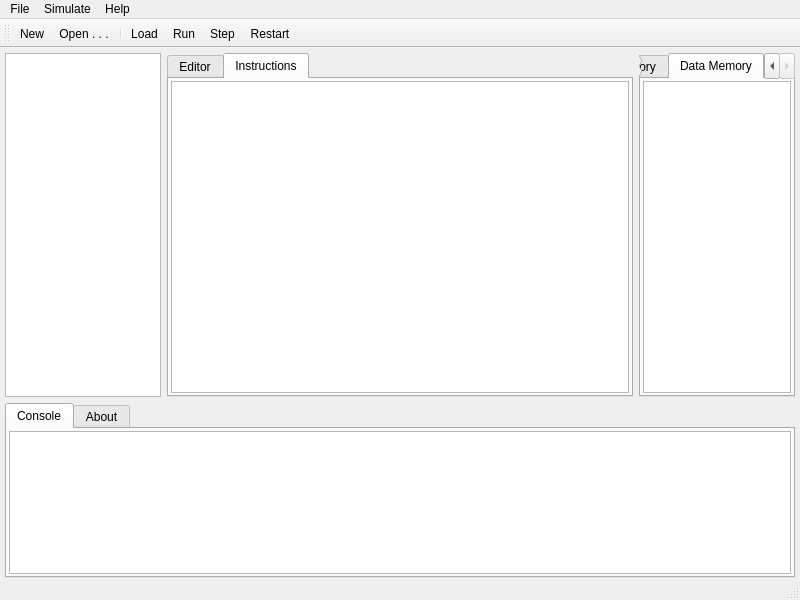
Qt form RISC-V-Playground/view/viewmainwindow.ui (darkvictor13/RISC-V-Playground) before a commit.
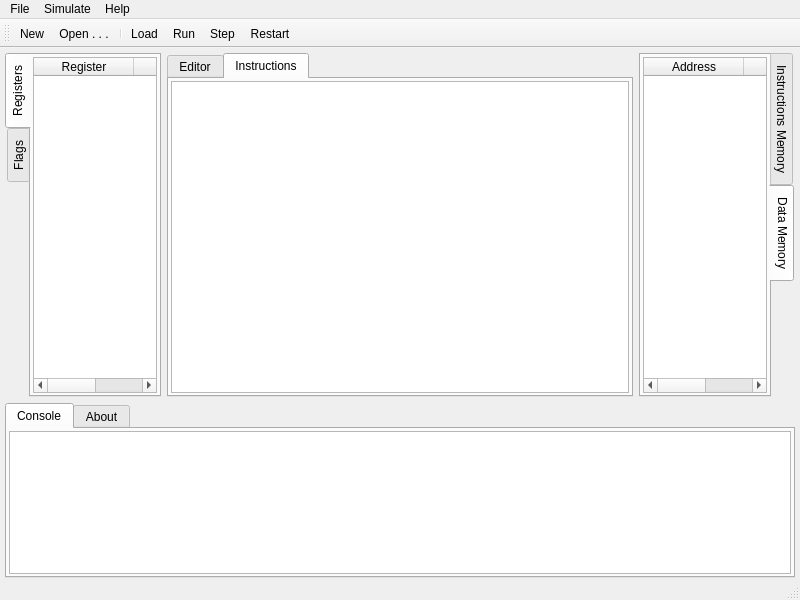
The same form after that commit. The open tabs and pages were chosen to show the change.

```diff
--- a/RISC-V-Playground/view/viewmainwindow.ui
+++ b/RISC-V-Playground/view/viewmainwindow.ui
@@ -58,7 +58,81 @@
            <number>0</number>
           </property>
           <item>
-           <widget class="QListView" name="listView"/>
+           <widget class="QTabWidget" name="leftTabWidget">
+            <property name="tabPosition">
+             <enum>QTabWidget::West</enum>
+            </property>
+            <property name="currentIndex">
+             <number>0</number>
+            </property>
+            <widget class="QWidget" name="registersTab">
+             <attribute name="title">
+              <string>Registers</string>
+             </attribute>
+             <layout class="QGridLayout" name="gridLayout_9">
+              <property name="leftMargin">
+               <number>2</number>
+              </property>
+              <property name="topMargin">
+               <number>2</number>
+              </property>
+              <property name="rightMargin">
+               <number>2</number>
+              </property>
+              <property name="bottomMargin">
+               <number>2</number>
+              </property>
+              <item row="0" column="0">
+               <widget class="QTableWidget" name="registersTableWidget">
+                <property name="wordWrap">
+                 <bool>true</bool>
+                </property>
+                <attribute name="horizontalHeaderStretchLastSection">
+                 <bool>true</bool>
+                </attribute>
+                <column>
+                 <property name="text">
+                  <string>Register</string>
+                 </property>
+                 <property name="textAlignment">
+                  <set>AlignCenter</set>
+                 </property>
+                </column>
+                <column>
+                 <property name="text">
+                  <string>Value</string>
+                 </property>
+                 <property name="textAlignment">
+                  <set>AlignCenter</set>
+                 </property>
+                </column>
+               </widget>
+              </item>
+             </layout>
+            </widget>
+            <widget class="QWidget" name="flagsTab">
+             <attribute name="title">
+              <string>Flags</string>
+             </attribute>
+             <layout class="QGridLayout" name="gridLayout_8">
+              <property name="leftMargin">
+               <number>2</number>
+              </property>
+              <property name="topMargin">
+               <number>2</number>
+              </property>
+              <property name="rightMargin">
+               <number>2</number>
+              </property>
+              <property name="bottomMargin">
+               <number>2</number>
+              </property>
+              <item row="0" column="0">
+               <widget class="QTableWidget" name="flagsTableWidget"/>
+              </item>
+             </layout>
+            </widget>
+           </widget>
           </item>
          </layout>
         </item>
@@ -115,6 +189,9 @@
         </item>
         <item>
          <widget class="QTabWidget" name="tabWidget">
+          <property name="tabPosition">
+           <enum>QTabWidget::East</enum>
+          </property>
           <property name="currentIndex">
            <number>1</number>
           </property>
@@ -158,7 +235,27 @@
              <number>2</number>
             </property>
             <item row="0" column="0">
-             <widget class="QTableWidget" name="tableWidget_2"/>
+             <widget class="QTableWidget" name="dataMemoryTableWidget">
+              <attribute name="horizontalHeaderStretchLastSection">
+               <bool>true</bool>
+              </attribute>
+              <column>
+               <property name="text">
+                <string>Address</string>
+               </property>
+               <property name="textAlignment">
+                <set>AlignCenter</set>
+               </property>
+              </column>
+              <column>
+               <property name="text">
+                <string>Value</string>
+               </property>
+               <property name="textAlignment">
+                <set>AlignCenter</set>
+               </property>
+              </column>
+             </widget>
             </item>
            </layout>
           </widget>
```
Left out of the diff: 28 changed lines with no effect on the pictures.
